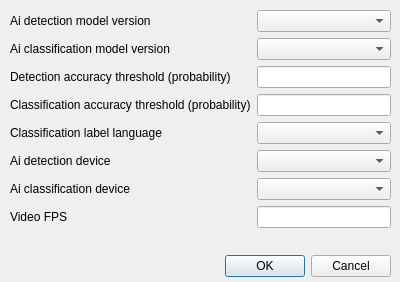
Qt form wadas/ui/qt/configure_ai_model.ui (stefanodellosa-personal/WADAS) before a commit.
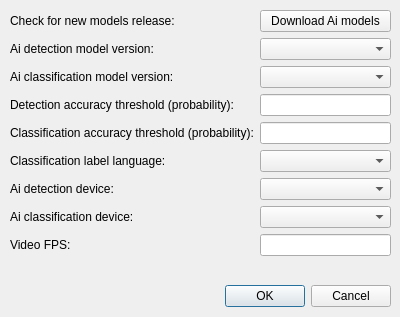
The same form after that commit.

Commit message: initiated refactor of download dialog to select versions

```diff
--- a/wadas/ui/qt/configure_ai_model.ui
+++ b/wadas/ui/qt/configure_ai_model.ui
@@ -7,7 +7,7 @@
     <x>0</x>
     <y>0</y>
     <width>400</width>
-    <height>282</height>
+    <height>317</height>
    </rect>
   </property>
   <property name="windowTitle">
@@ -17,7 +17,7 @@
    <property name="geometry">
     <rect>
      <x>10</x>
-     <y>250</y>
+     <y>280</y>
      <width>381</width>
      <height>32</height>
     </rect>
@@ -35,128 +35,142 @@
      <x>10</x>
      <y>10</y>
      <width>381</width>
-     <height>241</height>
+     <height>272</height>
     </rect>
    </property>
    <layout class="QGridLayout" name="gridLayout">
-    <item row="5" column="1">
-     <widget class="QComboBox" name="comboBox_detection_dev"/>
-    </item>
-    <item row="2" column="0">
-     <widget class="QLabel" name="label_detectionThreshold">
+    <item row="4" column="0">
+     <widget class="QLabel" name="label_classificationThreshold">
       <property name="toolTip">
        <string>Min detection probability to trigger notification.</string>
       </property>
       <property name="text">
-       <string>Detection accuracy threshold (probability)</string>
+       <string>Classification accuracy threshold (probability):</string>
       </property>
      </widget>
     </item>
-    <item row="6" column="1">
-     <widget class="QComboBox" name="comboBox_class_dev"/>
-    </item>
-    <item row="5" column="0">
+    <item row="6" column="0">
      <widget class="QLabel" name="label_2">
       <property name="toolTip">
        <string>Device on which detection processing will run</string>
       </property>
       <property name="text">
-       <string>Ai detection device</string>
+       <string>Ai detection device:</string>
       </property>
      </widget>
     </item>
-    <item row="3" column="1">
-     <widget class="QLineEdit" name="lineEdit_classificationThreshold">
-      <property name="toolTip">
-       <string>Min classification probability to trigger notification.</string>
-      </property>
-     </widget>
-    </item>
-    <item row="4" column="1">
-     <widget class="QComboBox" name="comboBox_class_lang"/>
-    </item>
-    <item row="2" column="1">
-     <widget class="QLineEdit" name="lineEdit_detectionThreshold">
-      <property name="toolTip">
-       <string>Min detection probability to trigger notification.</string>
-      </property>
-     </widget>
-    </item>
-    <item row="7" column="1">
-     <widget class="QLineEdit" name="lineEdit_video_fps"/>
-    </item>
-    <item row="6" column="0">
+    <item row="7" column="0">
      <widget class="QLabel" name="label_3">
       <property name="toolTip">
        <string>Device on which classification processing will run</string>
       </property>
       <property name="text">
-       <string>Ai classification device</string>
+       <string>Ai classification device:</string>
       </property>
      </widget>
     </item>
-    <item row="0" column="0">
-     <widget class="QLabel" name="label_5">
+    <item row="3" column="1">
+     <widget class="QLineEdit" name="lineEdit_detectionThreshold">
       <property name="toolTip">
-       <string>Select version of Ai detection model</string>
-      </property>
-      <property name="text">
-       <string>Ai detection model version</string>
+       <string>Min detection probability to trigger notification.</string>
       </property>
      </widget>
     </item>
-    <item row="4" column="0">
+    <item row="5" column="0">
      <widget class="QLabel" name="label">
       <property name="toolTip">
        <string>Language to be applied to classification lables</string>
       </property>
       <property name="text">
-       <string>Classification label language</string>
+       <string>Classification label language:</string>
       </property>
      </widget>
     </item>
-    <item row="8" column="0" colspan="2">
-     <widget class="QLabel" name="label_errorMEssage">
-      <property name="text">
-       <string/>
+    <item row="2" column="1">
+     <widget class="QComboBox" name="comboBox_classification_model_version"/>
+    </item>
+    <item row="4" column="1">
+     <widget class="QLineEdit" name="lineEdit_classificationThreshold">
+      <property name="toolTip">
+       <string>Min classification probability to trigger notification.</string>
       </property>
      </widget>
     </item>
-    <item row="7" column="0">
+    <item row="7" column="1">
+     <widget class="QComboBox" name="comboBox_class_dev"/>
+    </item>
+    <item row="8" column="0">
      <widget class="QLabel" name="label_4">
       <property name="toolTip">
        <string>Video Frame Per Second to leverage for processing</string>
       </property>
       <property name="text">
-       <string>Video FPS</string>
+       <string>Video FPS:</string>
       </property>
      </widget>
     </item>
-    <item row="3" column="0">
-     <widget class="QLabel" name="label_classificationThreshold">
-      <property name="toolTip">
-       <string>Min classification probability to trigger notification.</string>
-      </property>
-      <property name="text">
-       <string>Classification accuracy threshold (probability)</string>
-      </property>
-     </widget>
+    <item row="8" column="1">
+     <widget class="QLineEdit" name="lineEdit_video_fps"/>
     </item>
-    <item row="1" column="0">
+    <item row="6" column="1">
+     <widget class="QComboBox" name="comboBox_detection_dev"/>
+    </item>
+    <item row="1" column="1">
+     <widget class="QComboBox" name="comboBox_detection_model_version"/>
+    </item>
+    <item row="2" column="0">
      <widget class="QLabel" name="label_6">
       <property name="toolTip">
        <string>Select version of Ai classification model</string>
       </property>
       <property name="text">
-       <string>Ai classification model version</string>
+       <string>Ai classification model version:</string>
+      </property>
+     </widget>
+    </item>
+    <item row="1" column="0">
+     <widget class="QLabel" name="label_5">
+      <property name="toolTip">
+       <string>Select version of Ai detection model</string>
+      </property>
+      <property name="text">
+       <string>Ai detection model version:</string>
+      </property>
+     </widget>
+    </item>
+    <item row="3" column="0">
+     <widget class="QLabel" name="label_detectionThreshold">
+      <property name="toolTip">
+       <string>Min detection probability to trigger notification.</string>
+      </property>
+      <property name="text">
+       <string>Detection accuracy threshold (probability):</string>
+      </property>
+     </widget>
+    </item>
+    <item row="5" column="1">
+     <widget class="QComboBox" name="comboBox_class_lang"/>
+    </item>
+    <item row="9" column="0" colspan="2">
+     <widget class="QLabel" name="label_errorMEssage">
+      <property name="text">
+       <string/>
       </property>
      </widget>
     </item>
     <item row="0" column="1">
-     <widget class="QComboBox" name="comboBox_detection_model_version"/>
+     <widget class="QPushButton" name="pushButton_download_models">
+      <property name="text">
+       <string>Download Ai models</string>
+      </property>
+     </widget>
     </item>
-    <item row="1" column="1">
-     <widget class="QComboBox" name="comboBox_classification_model_version"/>
+    <item row="0" column="0">
+     <widget class="QLabel" name="label_7">
+      <property name="text">
+       <string>Check for new models release:</string>
+      </property>
+     </widget>
     </item>
    </layout>
   </widget>
```
Left out of the diff: 2 changed lines with no effect on the pictures. The commit also changes 6 other files.
